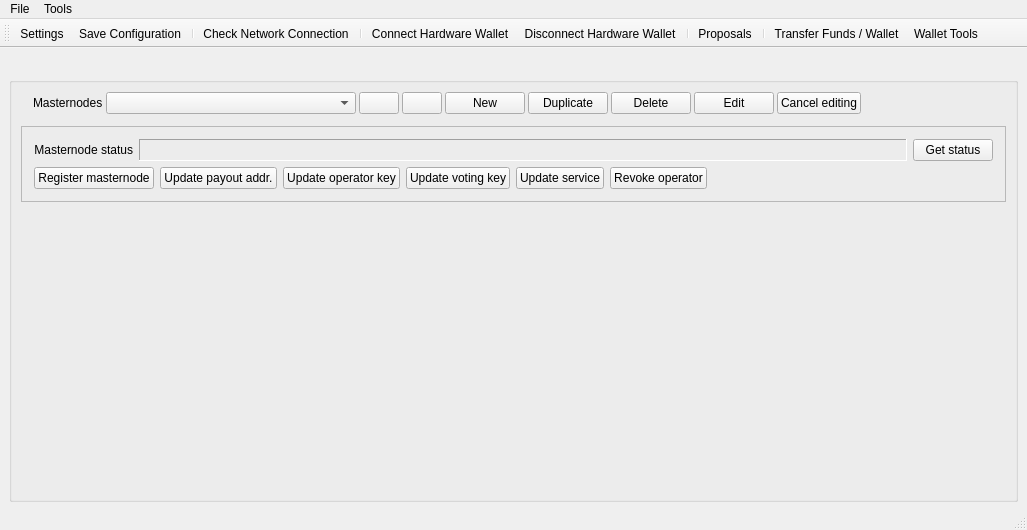
Before: the Qt Designer form src/ui/ui_main_dlg.ui in Bertrand256/dash-masternode-tool, drawn with Qt 5.
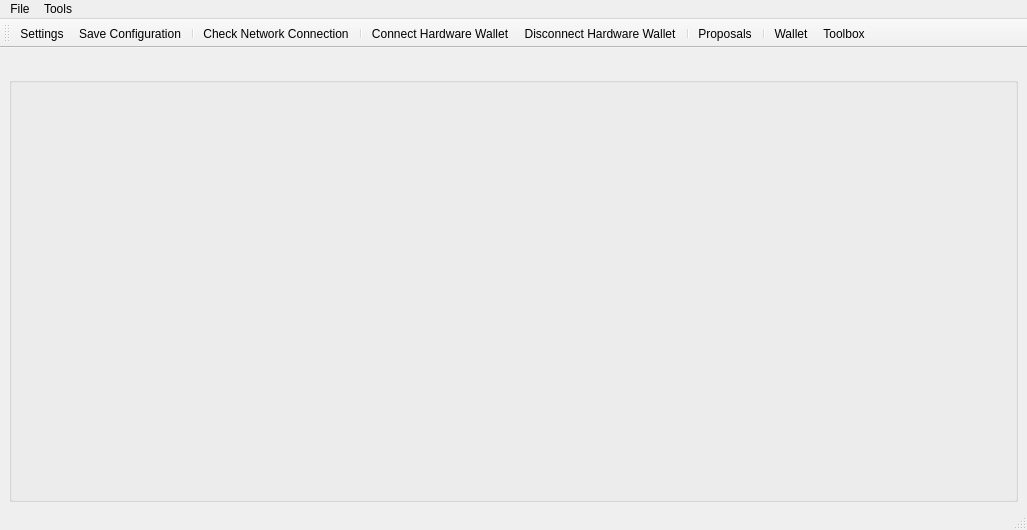
After: the same form once the commit is applied.

Commit message: Implementation of additional views in the main window: (a) list of masternodes, (b) information about the Dash network (to be finished).

```diff
--- a/src/ui/ui_main_dlg.ui
+++ b/src/ui/ui_main_dlg.ui
@@ -82,422 +82,20 @@
       </property>
       <layout class="QVBoxLayout" name="verticalLayout_2">
        <property name="spacing">
-        <number>12</number>
+        <number>6</number>
        </property>
-       <item>
-        <layout class="QHBoxLayout" name="layMasternodesControl" stretch="0,3,0,0,0,0,0,0,0,0">
-         <property name="spacing">
-          <number>3</number>
-         </property>
-         <property name="leftMargin">
-          <number>12</number>
-         </property>
-         <property name="topMargin">
-          <number>0</number>
-         </property>
-         <property name="rightMargin">
-          <number>0</number>
-         </property>
-         <property name="bottomMargin">
-          <number>0</number>
-         </property>
-         <item>
-          <widget class="QLabel" name="label_5">
-           <property name="minimumSize">
-            <size>
-             <width>0</width>
-             <height>0</height>
-            </size>
-           </property>
-           <property name="maximumSize">
-            <size>
-             <width>16777215</width>
-             <height>16777215</height>
-            </size>
-           </property>
-           <property name="text">
-            <string>Masternodes</string>
-           </property>
-           <property name="alignment">
-            <set>Qt::AlignLeading|Qt::AlignLeft|Qt::AlignVCenter</set>
-           </property>
-          </widget>
-         </item>
-         <item>
-          <widget class="QComboBox" name="cboMasternodes">
-           <property name="sizePolicy">
-            <sizepolicy hsizetype="MinimumExpanding" vsizetype="Fixed">
-             <horstretch>0</horstretch>
-             <verstretch>0</verstretch>
-            </sizepolicy>
-           </property>
-           <property name="minimumSize">
-            <size>
-             <width>140</width>
-             <height>0</height>
-            </size>
-           </property>
-           <property name="maximumSize">
-            <size>
-             <width>250</width>
-             <height>16777215</height>
-            </size>
-           </property>
-           <property name="toolTip">
-            <string>List of configured masternodes</string>
-           </property>
-           <property name="editable">
-            <bool>false</bool>
-           </property>
-          </widget>
-         </item>
-         <item>
-          <widget class="QPushButton" name="btnMoveMnUp">
-           <property name="sizePolicy">
-            <sizepolicy hsizetype="Maximum" vsizetype="Fixed">
-             <horstretch>0</horstretch>
-             <verstretch>0</verstretch>
-            </sizepolicy>
-           </property>
-           <property name="maximumSize">
-            <size>
-             <width>16777215</width>
-             <height>16777215</height>
-            </size>
-           </property>
-           <property name="toolTip">
-            <string>Move up in the masternode list</string>
-           </property>
-           <property name="styleSheet">
-            <string notr="true"/>
-           </property>
-           <property name="text">
-            <string/>
-           </property>
-           <property name="flat">
-            <bool>false</bool>
-           </property>
-          </widget>
-         </item>
-         <item>
-          <widget class="QPushButton" name="btnMoveMnDown">
-           <property name="toolTip">
-            <string>Move down in the masternode list</string>
-           </property>
-           <property name="styleSheet">
-            <string notr="true"/>
-           </property>
-           <property name="text">
-            <string/>
-           </property>
-          </widget>
-         </item>
-         <item>
-          <widget class="QPushButton" name="btnNewMn">
-           <property name="sizePolicy">
-            <sizepolicy hsizetype="Minimum" vsizetype="Fixed">
-             <horstretch>0</horstretch>
-             <verstretch>0</verstretch>
-            </sizepolicy>
-           </property>
-           <property name="maximumSize">
-            <size>
-             <width>16777215</width>
-             <height>16777215</height>
-            </size>
-           </property>
-           <property name="toolTip">
-            <string>Create a new Masternode configuration</string>
-           </property>
-           <property name="text">
-            <string>New</string>
-           </property>
-          </widget>
-         </item>
-         <item>
-          <widget class="QPushButton" name="btnDuplicateMn">
-           <property name="sizePolicy">
-            <sizepolicy hsizetype="Minimum" vsizetype="Fixed">
-             <horstretch>0</horstretch>
-             <verstretch>0</verstretch>
-            </sizepolicy>
-           </property>
-           <property name="toolTip">
-            <string>Duplicate masternode entry</string>
-           </property>
-           <property name="text">
-            <string>Duplicate</string>
-           </property>
-          </widget>
-         </item>
-         <item>
-          <widget class="QPushButton" name="btnDeleteMn">
-           <property name="sizePolicy">
-            <sizepolicy hsizetype="Minimum" vsizetype="Fixed">
-             <horstretch>0</horstretch>
-             <verstretch>0</verstretch>
-            </sizepolicy>
-           </property>
-           <property name="toolTip">
-            <string>Delete current Masternode configuration</string>
-           </property>
-           <property name="text">
-            <string>Delete</string>
-           </property>
-          </widget>
-         </item>
-         <item>
-          <widget class="QPushButton" name="btnEditMn">
-           <property name="sizePolicy">
-            <sizepolicy hsizetype="Minimum" vsizetype="Fixed">
-             <horstretch>0</horstretch>
-             <verstretch>0</verstretch>
-            </sizepolicy>
-           </property>
-           <property name="maximumSize">
-            <size>
-             <width>16777215</width>
-             <height>16777215</height>
-            </size>
-           </property>
-           <property name="toolTip">
-            <string>Enable editing</string>
-           </property>
-           <property name="text">
-            <string>Edit</string>
-           </property>
-          </widget>
-         </item>
-         <item>
-          <widget class="QPushButton" name="btnCancelEditingMn">
-           <property name="text">
-            <string>Cancel editing</string>
-           </property>
-          </widget>
-         </item>
-         <item>
-          <spacer name="horizontalSpacer">
-           <property name="orientation">
-            <enum>Qt::Horizontal</enum>
-           </property>
-           <property name="sizeHint" stdset="0">
-            <size>
-             <width>40</width>
-             <height>20</height>
-            </size>
-           </property>
-          </spacer>
-         </item>
-        </layout>
-       </item>
-       <item>
-        <widget class="QFrame" name="frmMasternodeDetails">
-         <property name="frameShape">
-          <enum>QFrame::StyledPanel</enum>
-         </property>
-         <property name="frameShadow">
-          <enum>QFrame::Plain</enum>
-         </property>
-         <layout class="QVBoxLayout" name="verticalLayout_3">
-          <property name="spacing">
-           <number>-1</number>
-          </property>
-          <property name="leftMargin">
-           <number>12</number>
-          </property>
-          <property name="topMargin">
-           <number>12</number>
-          </property>
-          <property name="rightMargin">
-           <number>12</number>
-          </property>
-          <property name="bottomMargin">
-           <number>12</number>
-          </property>
-          <item>
-           <layout class="QHBoxLayout" name="horizontalLayout" stretch="0,1,0">
-            <property name="spacing">
-             <number>-1</number>
-            </property>
-            <item>
-             <widget class="QLabel" name="lblMasternodeStatus">
-              <property name="minimumSize">
-               <size>
-                <width>0</width>
-                <height>0</height>
-               </size>
-              </property>
-              <property name="maximumSize">
-               <size>
-                <width>16777215</width>
-                <height>16777215</height>
-               </size>
-              </property>
-              <property name="text">
-               <string>Masternode status</string>
-              </property>
-              <property name="alignment">
-               <set>Qt::AlignRight|Qt::AlignTrailing|Qt::AlignVCenter</set>
-              </property>
-             </widget>
-            </item>
-            <item>
-             <widget class="QLabel" name="lblMnStatus">
-              <property name="frameShape">
-               <enum>QFrame::Panel</enum>
-              </property>
-              <property name="frameShadow">
-               <enum>QFrame::Sunken</enum>
-              </property>
-              <property name="text">
-               <string/>
-              </property>
-              <property name="wordWrap">
-               <bool>true</bool>
-              </property>
-              <property name="openExternalLinks">
-               <bool>true</bool>
-              </property>
-              <property name="textInteractionFlags">
-               <set>Qt::LinksAccessibleByMouse|Qt::TextSelectableByMouse</set>
-              </property>
-             </widget>
-            </item>
-            <item>
-             <widget class="QPushButton" name="btnRefreshMnStatus">
-              <property name="sizePolicy">
-               <sizepolicy hsizetype="Minimum" vsizetype="Fixed">
-                <horstretch>0</horstretch>
-                <verstretch>0</verstretch>
-               </sizepolicy>
-              </property>
-              <property name="toolTip">
-               <string>Get Masternode's status</string>
-              </property>
-              <property name="text">
-               <string>Get status</string>
-              </property>
-             </widget>
-            </item>
-           </layout>
-          </item>
-          <item>
-           <layout class="QHBoxLayout" name="horizontalLayout_2">
-            <property name="spacing">
-             <number>-1</number>
-            </property>
-            <item>
-             <widget class="QPushButton" name="btnRegisterDmn">
-              <property name="toolTip">
-               <string>Register new/update existing masternode by sending a ProRegTx transaction.</string>
-              </property>
-              <property name="text">
-               <string>Register masternode</string>
-              </property>
-             </widget>
-            </item>
-            <item>
-             <widget class="QPushButton" name="btnUpdMnPayoutAddr">
-              <property name="sizePolicy">
-               <sizepolicy hsizetype="Minimum" vsizetype="Fixed">
-                <horstretch>0</horstretch>
-                <verstretch>0</verstretch>
-               </sizepolicy>
-              </property>
-              <property name="minimumSize">
-               <size>
-                <width>0</width>
-                <height>0</height>
-               </size>
-              </property>
-              <property name="maximumSize">
-               <size>
-                <width>16777215</width>
-                <height>16777215</height>
-               </size>
-              </property>
-              <property name="toolTip">
-               <string>Update the masternode payout address on the network.</string>
-              </property>
-              <property name="styleSheet">
-               <string notr="true"/>
-              </property>
-              <property name="text">
-               <string>Update payout addr.</string>
-              </property>
-             </widget>
-            </item>
-            <item>
-             <widget class="QPushButton" name="btnUpdMnOperatorKey">
-              <property name="toolTip">
-               <string>Update the masternode operator key on the network.</string>
-              </property>
-              <property name="text">
-               <string>Update operator key</string>
-              </property>
-             </widget>
-            </item>
-            <item>
-             <widget class="QPushButton" name="btnUpdMnVotingKey">
-              <property name="toolTip">
-               <string>Update the masternode voting key on the network.</string>
-              </property>
-              <property name="text">
-               <string>Update voting key</string>
-              </property>
-             </widget>
-            </item>
-            <item>
-             <widget class="QPushButton" name="btnUpdMnService">
-              <property name="toolTip">
-               <string>Update the masternode IP:port and/or the operator reward Dash address.</string>
-              </property>
-              <property name="text">
-               <string>Update service</string>
-              </property>
-             </widget>
-            </item>
-            <item>
-             <widget class="QPushButton" name="btnRevokeMn">
-              <property name="toolTip">
-               <string>Revoke the masternode operator key.</string>
-              </property>
-              <property name="text">
-               <string>Revoke operator</string>
-              </property>
-             </widget>
-            </item>
-            <item>
-             <spacer name="horizontalSpacer_3">
-              <property name="orientation">
-               <enum>Qt::Horizontal</enum>
-              </property>
-              <property name="sizeHint" stdset="0">
-               <size>
-                <width>40</width>
-                <height>20</height>
-               </size>
-              </property>
-             </spacer>
-            </item>
-           </layout>
-          </item>
-         </layout>
-        </widget>
-       </item>
-       <item>
-        <spacer name="verticalSpacer">
-         <property name="orientation">
-          <enum>Qt::Vertical</enum>
-         </property>
-         <property name="sizeHint" stdset="0">
-          <size>
-           <width>20</width>
-           <height>40</height>
-          </size>
-         </property>
-        </spacer>
-       </item>
+       <property name="leftMargin">
+        <number>6</number>
+       </property>
+       <property name="topMargin">
+        <number>6</number>
+       </property>
+       <property name="rightMargin">
+        <number>6</number>
+       </property>
+       <property name="bottomMargin">
+        <number>6</number>
+       </property>
       </layout>
      </widget>
     </item>
@@ -596,7 +194,7 @@
   </widget>
   <action name="action_hw_wallet">
    <property name="text">
-    <string>Transfer Funds / Wallet</string>
+    <string>Wallet</string>
    </property>
   </action>
   <action name="action_sign_message_with_collateral_addr">
@@ -808,7 +406,7 @@
   </action>
   <action name="action_wallet_tools">
    <property name="text">
-    <string>Wallet Tools</string>
+    <string>Toolbox</string>
    </property>
   </action>
  </widget>
```
Left out of the diff: 11 changed lines with no effect on the pictures. The commit also changes 11 other files.
